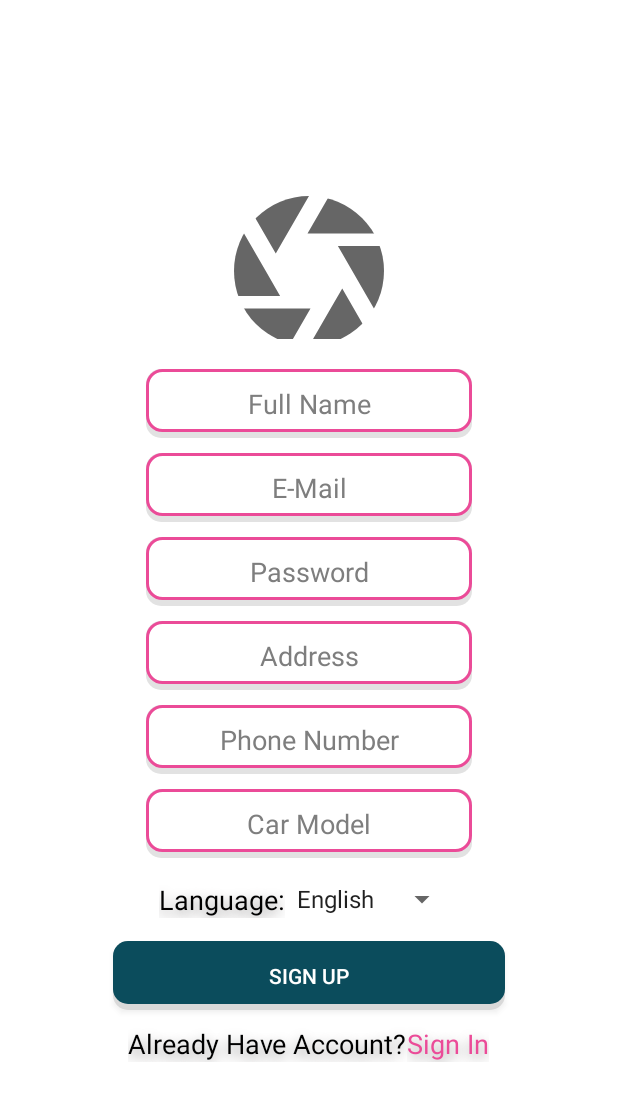
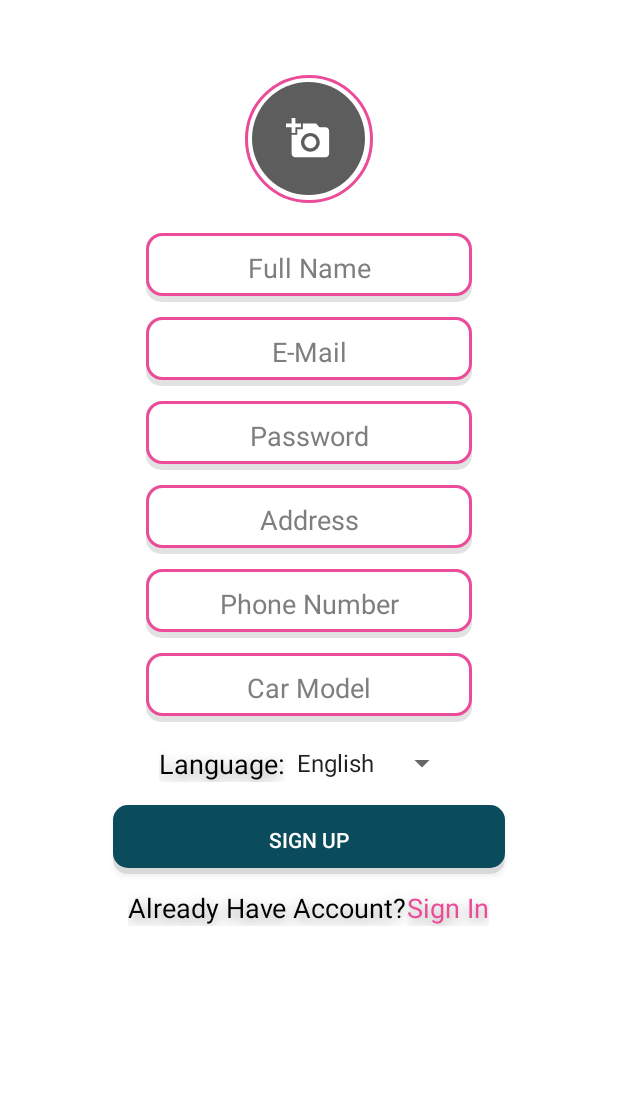
Before and after one commit to MichealMoris/Connect-Guard, an Android app: the fragment SignUpFragment placed in its activity, on a phone screen of 412 x 824 dp. Shown: the top 1101 px of the screen. Run offline under Robolectric (Android 15) with nearby library versions, the phone set to English and light mode, and no system bars; our stand-ins replace CircleImageView, Firebase (no records; nobody signed in at launch, a user with empty details on screens opened directly), Picasso; libraries missing offline, so code that uses them is left out: com.theartofdev.edmodo.

Commit message:
Micheal Moris Eighth Release

```diff
--- a/app/src/main/java/com/genius/connectguard/RegisterActivity.java
+++ b/app/src/main/java/com/genius/connectguard/RegisterActivity.java
@@ -1,5 +1,6 @@
 package com.genius.connectguard;
 
+import androidx.annotation.NonNull;
 import androidx.appcompat.app.AppCompatActivity;
 import androidx.fragment.app.Fragment;
 import androidx.fragment.app.FragmentTransaction;
@@ -8,6 +9,9 @@ import android.os.Bundle;
 import android.widget.FrameLayout;
 
 import com.genius.constants.constants;
+import com.google.firebase.database.DataSnapshot;
+import com.google.firebase.database.DatabaseError;
+import com.google.firebase.database.ValueEventListener;
 
 public class RegisterActivity extends AppCompatActivity {
 
--- a/app/src/main/java/com/genius/connectguard/SignUpFragment.java
+++ b/app/src/main/java/com/genius/connectguard/SignUpFragment.java
@@ -15,6 +15,7 @@ import android.view.View;
 import android.view.ViewGroup;
 import android.widget.Button;
 import android.widget.EditText;
+import android.widget.ImageView;
 import android.widget.Spinner;
 import android.widget.TextView;
 
@@ -43,7 +44,8 @@ public class SignUpFragment extends Fragment {
     private EditText mobileField;
     private EditText adressField;
     private EditText carModel;
-    private CircleImageView circleImageView;
+    private ImageView pickUserImageIcon;
+    private CircleImageView userPickedImage;
     private Spinner userRegisterChooseLang;
     private Uri userImage;
     private Button registerBtn;
@@ -93,11 +95,12 @@ public class SignUpFragment extends Fragment {
         mobileField = view.findViewById(R.id.register_mobile_field);
         adressField = view.findViewById(R.id.register_adress_field);
         carModel = view.findViewById(R.id.register_model_field);
-        circleImageView = view.findViewById(R.id.pick_user_image);
+        pickUserImageIcon = view.findViewById(R.id.pick_user_image);
         userRegisterChooseLang = view.findViewById(R.id.userRegisterChooseLang);
         registerBtn = view.findViewById(R.id.register_register_btn);
+        userPickedImage = view.findViewById(R.id.user_picked_image);
 
-        circleImageView.setOnClickListener(new View.OnClickListener() {
+        pickUserImageIcon.setOnClickListener(new View.OnClickListener() {
             @Override
             public void onClick(View v) {
                 CropImage.activity()
@@ -229,7 +232,7 @@ public class SignUpFragment extends Fragment {
                 Picasso
                         .get()
                         .load(userImage)
-                        .into(circleImageView);
+                        .into(userPickedImage);
 
             } else if (resultCode == CropImage.CROP_IMAGE_ACTIVITY_RESULT_ERROR_CODE) {
                 Exception error = result.getError();
--- /dev/null
+++ b/app/src/main/res/drawable/add_photo.xml
@@ -0,0 +1,5 @@
+<vector android:height="50dp" android:tint="#FFFFFF"
+    android:viewportHeight="24" android:viewportWidth="24"
+    android:width="50dp" xmlns:android="http://schemas.android.com/apk/res/android">
+    <path android:fillColor="@android:color/white" android:pathData="M3,4V1h2v3h3v2H5v3H3V6H0V4H3zM6,10V7h3V4h7l1.83,2H21c1.1,0 2,0.9 2,2v12c0,1.1 -0.9,2 -2,2H5c-1.1,0 -2,-0.9 -2,-2V10H6zM13,19c2.76,0 5,-2.24 5,-5s-2.24,-5 -5,-5s-5,2.24 -5,5S10.24,19 13,19zM9.8,14c0,1.77 1.43,3.2 3.2,3.2s3.2,-1.43 3.2,-3.2s-1.43,-3.2 -3.2,-3.2S9.8,12.23 9.8,14z"/>
+</vector>
--- a/app/src/main/res/layout/fragment_settings.xml
+++ b/app/src/main/res/layout/fragment_settings.xml
@@ -70,7 +70,7 @@
             <TextView
                 android:layout_width="wrap_content"
                 android:layout_height="wrap_content"
-                android:layout_marginLeft="10dp"
+                android:layout_marginStart="10dp"
                 android:layout_marginTop="15dp"
                 android:text="@string/language"
                 android:textColor="#000"
@@ -98,7 +98,9 @@
             android:id="@+id/tv_accountSettings"
             android:layout_width="match_parent"
             android:layout_height="wrap_content"
-            android:layout_marginLeft="10dp"
+            android:layout_gravity="start"
+            android:layout_marginStart="10dp"
+            android:gravity="start"
             android:text="@string/account_settings"
             android:textColor="#000"
             android:textSize="20sp" />
--- a/app/src/main/res/layout/fragment_sign_up.xml
+++ b/app/src/main/res/layout/fragment_sign_up.xml
@@ -1,31 +1,52 @@
 <?xml version="1.0" encoding="utf-8"?>
-<FrameLayout xmlns:android="http://schemas.android.com/apk/res/android"
+<ScrollView xmlns:android="http://schemas.android.com/apk/res/android"
     xmlns:app="http://schemas.android.com/apk/res-auto"
     xmlns:tools="http://schemas.android.com/tools"
     android:layout_width="match_parent"
     android:layout_height="match_parent"
+    android:background="#fff"
     tools:context=".SignUpFragment">
 
     <LinearLayout
         android:layout_width="match_parent"
-        android:layout_height="match_parent"
+        android:layout_height="wrap_content"
         android:background="#FFF"
-        android:gravity="center"
-        android:orientation="vertical">
+        android:gravity="center_horizontal"
+        android:orientation="vertical"
+        android:padding="50dp">
 
         <FrameLayout
-            android:id="@+id/addUserImage"
+            android:id="@+id/edit_profile_image"
             android:layout_width="wrap_content"
-            android:layout_height="wrap_content">
+            android:layout_height="wrap_content"
+            android:layout_gravity="center">
 
+            <View
+                android:id="@+id/view5"
+                android:layout_width="85dp"
+                android:layout_height="85dp"
+                android:layout_gravity="center"
+                android:background="@drawable/border_image_circle" />
 
             <de.hdodenhof.circleimageview.CircleImageView
+                android:id="@+id/user_picked_image"
+                android:layout_width="75dp"
+                android:layout_height="75dp"
+                android:layout_gravity="center" />
+
+            <View
+                android:id="@+id/view6"
+                android:layout_width="75dp"
+                android:layout_height="75dp"
+                android:layout_gravity="center"
+                android:background="@drawable/shaded_image_circle" />
+
+            <ImageView
                 android:id="@+id/pick_user_image"
-                android:layout_width="200dp"
-                android:layout_height="100dp"
+                android:layout_width="30dp"
+                android:layout_height="30dp"
                 android:layout_gravity="center"
-                android:layout_marginTop="10dp"
-                android:src="@drawable/camera_icon" />
+                android:src="@drawable/add_photo_icon" />
 
         </FrameLayout>
 
@@ -175,4 +196,4 @@
 
     </LinearLayout>
 
-</FrameLayout>
+</ScrollView>
--- a/app/src/main/res/layout/item_post.xml
+++ b/app/src/main/res/layout/item_post.xml
@@ -93,7 +93,7 @@
                 android:layout_width="wrap_content"
                 android:layout_height="wrap_content"
                 android:layout_margin="7dp"
-                android:text="Add to Card"
+                android:text="@string/add_to_cart"
                 android:textColor="#fff"
                 android:textSize="15dp"
                 android:textStyle="bold"
```
Also changed, not shown: app/src/main/java/com/genius/connectguard/CartDao.java (added, +29 -0 lines), app/src/main/java/com/genius/connectguard/CartDatabase.java (added, +13 -0 lines), app/src/main/java/com/genius/connectguard/CartDatabaseInstance.java (added, +34 -0 lines), app/src/main/java/com/genius/connectguard/CartFragment.java (+23 -43 lines), app/src/main/java/com/genius/connectguard/HomeFragment.java (+28 -29 lines), app/src/main/java/com/genius/connectguard/MainFragment.java (+7 -1 lines), app/src/main/java/com/genius/connectguard/SettingsFragment.java (+17 -1 lines), app/src/main/java/com/genius/constants/constants.java (+16 -0 lines), app/src/main/java/com/genius/models/CartModel.java (+35 -5 lines), app/src/main/res/layout/fragment_sign_in.xml (+9 -6 lines), app/src/main/res/values/strings.xml (+13 -12 lines), 1 other file.
